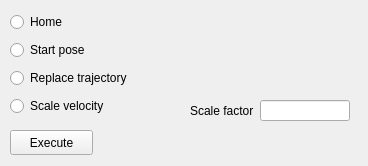
Above: cobot-control/src/traj_replace/gui/traj_replace.ui from Niegil-Francis/ur5-ag95-resources before the change. Below: the same form after it.
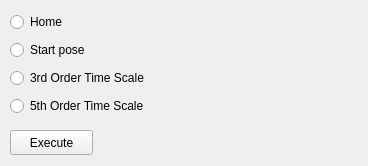
That is the form after the change.

What changed in the file:
```diff
--- a/cobot-control/src/traj_replace/gui/traj_replace.ui
+++ b/cobot-control/src/traj_replace/gui/traj_replace.ui
@@ -35,7 +35,7 @@
      <rect>
       <x>10</x>
       <y>10</y>
-      <width>160</width>
+      <width>192</width>
       <height>112</height>
      </rect>
     </property>
@@ -66,7 +66,7 @@
         <cursorShape>PointingHandCursor</cursorShape>
        </property>
        <property name="text">
-        <string>Replace trajectory</string>
+        <string>3rd Order Time Scale</string>
        </property>
       </widget>
      </item>
@@ -76,29 +76,7 @@
         <cursorShape>PointingHandCursor</cursorShape>
        </property>
        <property name="text">
-        <string>Scale velocity</string>
-       </property>
-      </widget>
-     </item>
-    </layout>
-   </widget>
-   <widget class="QWidget" name="formLayoutWidget">
-    <property name="geometry">
-     <rect>
-      <x>190</x>
-      <y>100</y>
-      <width>160</width>
-      <height>21</height>
-     </rect>
-    </property>
-    <layout class="QFormLayout" name="formLayout">
-     <item row="0" column="1">
-      <widget class="QLineEdit" name="scaleFactorTf"/>
-     </item>
-     <item row="0" column="0">
-      <widget class="QLabel" name="scaleFactorLb">
-       <property name="text">
-        <string>Scale factor</string>
+        <string>5th Order Time Scale</string>
        </property>
       </widget>
      </item>
```
Left out of the diff: 2 changed lines with no effect on the pictures.
